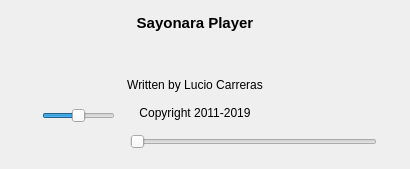
First picture: the form in src/Gui/Player/GUI_Controls.ui, repository Inferno214221/sayonara-player, before the edit.
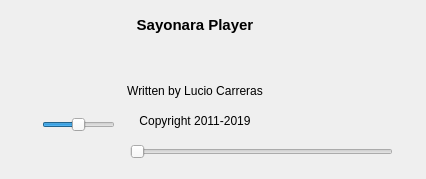
Second picture: the form after the edit. Icons and pictures are not drawn. Custom widgets are drawn as their Qt base class.

Commit message: floating label

```diff
--- a/src/Gui/Player/GUI_Controls.ui
+++ b/src/Gui/Player/GUI_Controls.ui
@@ -6,8 +6,8 @@
    <rect>
     <x>0</x>
     <y>0</y>
-    <width>410</width>
-    <height>169</height>
+    <width>426</width>
+    <height>179</height>
    </rect>
   </property>
   <layout class="QGridLayout" name="gridLayout">
@@ -850,6 +850,11 @@
    <extends>QProgressBar</extends>
    <header>Gui/Utils/Widgets/ProgressBar.h</header>
   </customwidget>
+  <customwidget>
+   <class>Gui::FloatingLabel</class>
+   <extends>QLabel</extends>
+   <header>Gui/Utils/Widgets/FloatingLabel.h</header>
+  </customwidget>
  </customwidgets>
  <resources>
   <include location="../Resources/Icons.qrc"/>
```
Left out of the diff: 6 changed lines with no effect on the pictures. The commit also changes 4 other files.
